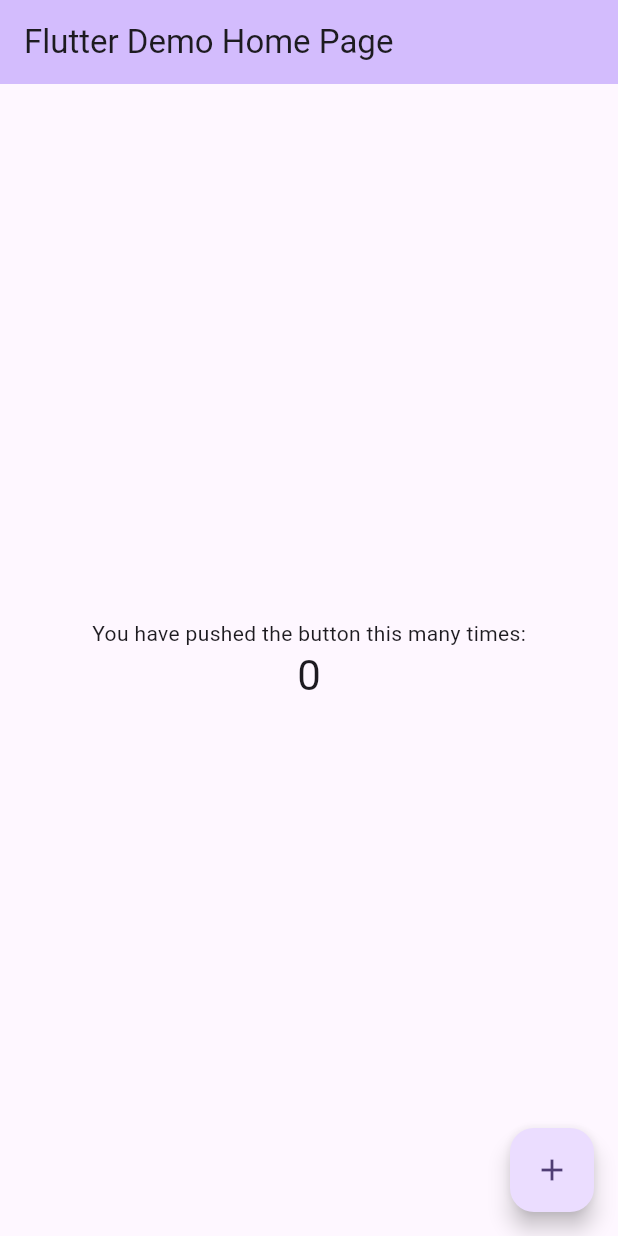
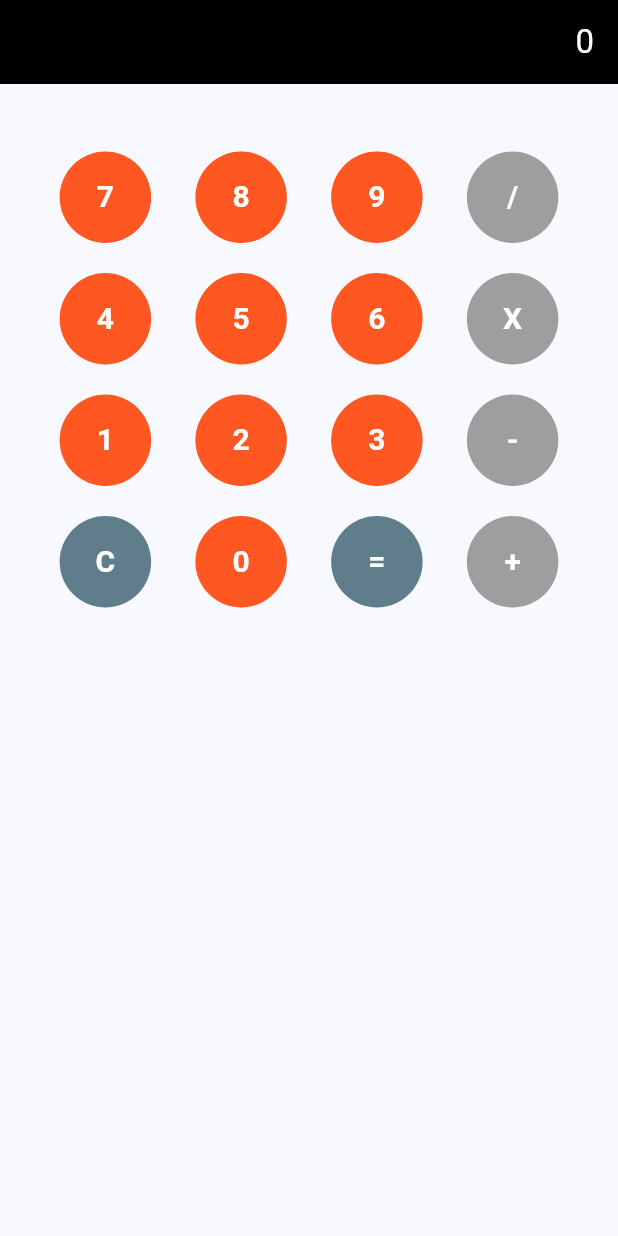
Before and after one commit to leeeeegun/flutter-practice, a Flutter app: the screen it shows after launch, on a phone screen of 412 x 824 dp. Run offline on Flutter 3.47's test engine with Material 3 defaults, Android fonts, the phone set to English and light mode, and no system bars.

Commit message:
250909_Flutter_연습 2회차(앱 계산기 구성)

```diff
--- a/lib/calculator.dart
+++ b/lib/calculator.dart
@@ -0,0 +1,212 @@
+import 'package:flutter/material.dart';
+import 'package:flutter_application/circle_button.dart';
+
+class Calculator extends StatefulWidget {
+  const Calculator({super.key});
+
+  @override
+  State<Calculator> createState() => _CalculatorState();
+}
+
+class _CalculatorState extends State<Calculator> {
+  // 눌러지는 버튼의 숫자를 위한 변수
+  int? firstOperand;
+  // 연산 기호를 위한 변수
+  String? operator;
+  // 연산을 하기 위한 두번째 숫자를 위한 변수
+  int? secondOperand;
+  // 결과를 담을 수 있는 변수
+  dynamic result;
+
+  void numberTapped(int tappedNumber) {
+    if (firstOperand == null) {
+      setState(() {
+        firstOperand = tappedNumber;
+      });
+      return;
+    }
+
+    if (operator == null) {
+      setState(() {
+        firstOperand = int.parse("$firstOperand$tappedNumber");
+      });
+      return;
+    }
+
+    if (secondOperand == null) {
+      setState(() {
+        secondOperand = tappedNumber;
+      });
+      return;
+    }
+
+    setState(() {
+      secondOperand = int.parse("$secondOperand$tappedNumber");
+    });
+  }
+
+  void clearNumber() {
+    setState(() {
+      firstOperand = null;
+      operator = null;
+      secondOperand = null;
+      result = null;
+    });
+  }
+
+  void operatorTapped(String tappedOperator) {
+    setState(() {
+      operator = tappedOperator;
+    });
+  }
+
+  String showText() {
+    if (result != null) {
+      return "$result";
+    }
+    if (secondOperand != null) {
+      return "$firstOperand$operator$secondOperand";
+    }
+
+    if (operator != null) {
+      return "$firstOperand$operator";
+    }
+
+    if (firstOperand != null) {
+      return "$firstOperand";
+    }
+
+    return "0";
+  }
+
+  void calculateResult() {
+    if (firstOperand == null || secondOperand == null) {
+      return;
+    }
+
+    if (operator == "+") {
+      plusNumber();
+      return;
+    }
+
+    if (operator == "-") {
+      minusNumber();
+      return;
+    }
+
+    if (operator == "X") {
+      multiplyNumber();
+      return;
+    }
+
+    if (operator == "/") {
+      didveNumber();
+      return;
+    }
+  }
+
+  void plusNumber() {
+    setState(() {
+      result = firstOperand! + secondOperand!;
+    });
+  }
+
+  void minusNumber() {
+    setState(() {
+      result = firstOperand! - secondOperand!;
+    });
+  }
+
+  void multiplyNumber() {
+    setState(() {
+      result = firstOperand! * secondOperand!;
+    });
+  }
+
+  void didveNumber() {
+    setState(() {
+      result = firstOperand! / secondOperand!;
+    });
+  }
+
+  @override
+  Widget build(BuildContext context) {
+    return Scaffold(
+      appBar: AppBar(
+        backgroundColor: Colors.black,
+        elevation: 0,
+        title: Align(
+          alignment: Alignment.bottomRight,
+          child: Text(showText(), style: const TextStyle(color: Colors.white)),
+        ),
+      ),
+      body: Padding(
+        padding: const EdgeInsets.all(25.0),
+        child: Column(
+          children: [
+            SizedBox(height: 20),
+            Row(
+              children: [
+                CircleButton(padNumber: "7", onTap: () => numberTapped(7)),
+                CircleButton(padNumber: "8", onTap: () => numberTapped(8)),
+                CircleButton(padNumber: "9", onTap: () => numberTapped(9)),
+                CircleButton(
+                  padNumber: "/",
+                  color: Colors.grey,
+                  onTap: () => operatorTapped("/"),
+                ),
+              ],
+            ),
+            SizedBox(height: 20),
+            Row(
+              children: [
+                CircleButton(padNumber: "4", onTap: () => numberTapped(4)),
+                CircleButton(padNumber: "5", onTap: () => numberTapped(5)),
+                CircleButton(padNumber: "6", onTap: () => numberTapped(6)),
+                CircleButton(
+                  padNumber: "X",
+                  color: Colors.grey,
+                  onTap: () => operatorTapped("X"),
+                ),
+              ],
+            ),
+            SizedBox(height: 20),
+            Row(
+              children: [
+                CircleButton(padNumber: "1", onTap: () => numberTapped(1)),
+                CircleButton(padNumber: "2", onTap: () => numberTapped(2)),
+                CircleButton(padNumber: "3", onTap: () => numberTapped(3)),
+                CircleButton(
+                  padNumber: "-",
+                  color: Colors.grey,
+                  onTap: () => operatorTapped("-"),
+                ),
+              ],
+            ),
+            SizedBox(height: 20),
+            Row(
+              children: [
+                CircleButton(
+                  padNumber: "C",
+                  onTap: clearNumber,
+                  color: Colors.blueGrey,
+                ),
+                CircleButton(padNumber: "0", onTap: () => numberTapped(0)),
+                CircleButton(
+                  padNumber: "=",
+                  onTap: calculateResult,
+                  color: Colors.blueGrey,
+                ),
+                CircleButton(
+                  padNumber: "+",
+                  color: Colors.grey,
+                  onTap: () => operatorTapped("+"),
+                ),
+              ],
+            ),
+          ],
+        ),
+      ),
+    );
+  }
+}
--- /dev/null
+++ b/lib/circle_button.dart
@@ -0,0 +1,38 @@
+import 'package:flutter/material.dart';
+
+class CircleButton extends StatelessWidget {
+  final String padNumber;
+  final void Function() onTap;
+  final Color? color;
+  const CircleButton({
+    super.key,
+    required this.padNumber,
+    required this.onTap,
+    this.color = Colors.deepOrange,
+  });
+
+  @override
+  Widget build(BuildContext context) {
+    return Expanded(
+      child: Ink(
+        decoration: BoxDecoration(color: color, shape: BoxShape.circle),
+        child: InkWell(
+          customBorder: const CircleBorder(),
+          onTap: onTap,
+          child: Container(
+            padding: const EdgeInsets.all(16),
+            alignment: Alignment.center,
+            child: Text(
+              padNumber,
+              style: TextStyle(
+                color: Colors.white,
+                fontSize: 20,
+                fontWeight: FontWeight.bold,
+              ),
+            ),
+          ),
+        ),
+      ),
+    );
+  }
+}
--- a/lib/main.dart
+++ b/lib/main.dart
@@ -1,122 +1,19 @@
 import 'package:flutter/material.dart';
+import 'package:flutter_application/calculator.dart';
 
 void main() {
-  runApp(const MyApp());
+  runApp(MyApp());
 }
 
 class MyApp extends StatelessWidget {
   const MyApp({super.key});
 
-  // This widget is the root of your application.
   @override
   Widget build(BuildContext context) {
     return MaterialApp(
-      title: 'Flutter Demo',
-      theme: ThemeData(
-        // This is the theme of your application.
-        //
-        // TRY THIS: Try running your application with "flutter run". You'll see
-        // the application has a purple toolbar. Then, without quitting the app,
-        // try changing the seedColor in the colorScheme below to Colors.green
-        // and then invoke "hot reload" (save your changes or press the "hot
-        // reload" button in a Flutter-supported IDE, or press "r" if you used
-        // the command line to start the app).
-        //
-        // Notice that the counter didn't reset back to zero; the application
-        // state is not lost during the reload. To reset the state, use hot
-        // restart instead.
-        //
-        // This works for code too, not just values: Most code changes can be
-        // tested with just a hot reload.
-        colorScheme: ColorScheme.fromSeed(seedColor: Colors.deepPurple),
-      ),
-      home: const MyHomePage(title: 'Flutter Demo Home Page'),
+      debugShowCheckedModeBanner: false,
+      theme: ThemeData(colorSchemeSeed: Colors.blue),
+      home: const Calculator(),
     );
   }
 }
-
-class MyHomePage extends StatefulWidget {
-  const MyHomePage({super.key, required this.title});
-
-  // This widget is the home page of your application. It is stateful, meaning
-  // that it has a State object (defined below) that contains fields that affect
-  // how it looks.
-
-  // This class is the configuration for the state. It holds the values (in this
-  // case the title) provided by the parent (in this case the App widget) and
-  // used by the build method of the State. Fields in a Widget subclass are
-  // always marked "final".
-
-  final String title;
-
-  @override
-  State<MyHomePage> createState() => _MyHomePageState();
-}
-
-class _MyHomePageState extends State<MyHomePage> {
-  int _counter = 0;
-
-  void _incrementCounter() {
-    setState(() {
-      // This call to setState tells the Flutter framework that something has
-      // changed in this State, which causes it to rerun the build method below
-      // so that the display can reflect the updated values. If we changed
-      // _counter without calling setState(), then the build method would not be
-      // called again, and so nothing would appear to happen.
-      _counter++;
-    });
-  }
-
-  @override
-  Widget build(BuildContext context) {
-    // This method is rerun every time setState is called, for instance as done
-    // by the _incrementCounter method above.
-    //
-    // The Flutter framework has been optimized to make rerunning build methods
-    // fast, so that you can just rebuild anything that needs updating rather
-    // than having to individually change instances of widgets.
-    return Scaffold(
-      appBar: AppBar(
-        // TRY THIS: Try changing the color here to a specific color (to
-        // Colors.amber, perhaps?) and trigger a hot reload to see the AppBar
-        // change color while the other colors stay the same.
-        backgroundColor: Theme.of(context).colorScheme.inversePrimary,
-        // Here we take the value from the MyHomePage object that was created by
-        // the App.build method, and use it to set our appbar title.
-        title: Text(widget.title),
-      ),
-      body: Center(
-        // Center is a layout widget. It takes a single child and positions it
-        // in the middle of the parent.
-        child: Column(
-          // Column is also a layout widget. It takes a list of children and
-          // arranges them vertically. By default, it sizes itself to fit its
-          // children horizontally, and tries to be as tall as its parent.
-          //
-          // Column has various properties to control how it sizes itself and
-          // how it positions its children. Here we use mainAxisAlignment to
-          // center the children vertically; the main axis here is the vertical
-          // axis because Columns are vertical (the cross axis would be
-          // horizontal).
-          //
-          // TRY THIS: Invoke "debug painting" (choose the "Toggle Debug Paint"
-          // action in the IDE, or press "p" in the console), to see the
-          // wireframe for each widget.
-          mainAxisAlignment: MainAxisAlignment.center,
-          children: <Widget>[
-            const Text('You have pushed the button this many times:'),
-            Text(
-              '$_counter',
-              style: Theme.of(context).textTheme.headlineMedium,
-            ),
-          ],
-        ),
-      ),
-      floatingActionButton: FloatingActionButton(
-        onPressed: _incrementCounter,
-        tooltip: 'Increment',
-        child: const Icon(Icons.add),
-      ), // This trailing comma makes auto-formatting nicer for build methods.
-    );
-  }
-}
```
